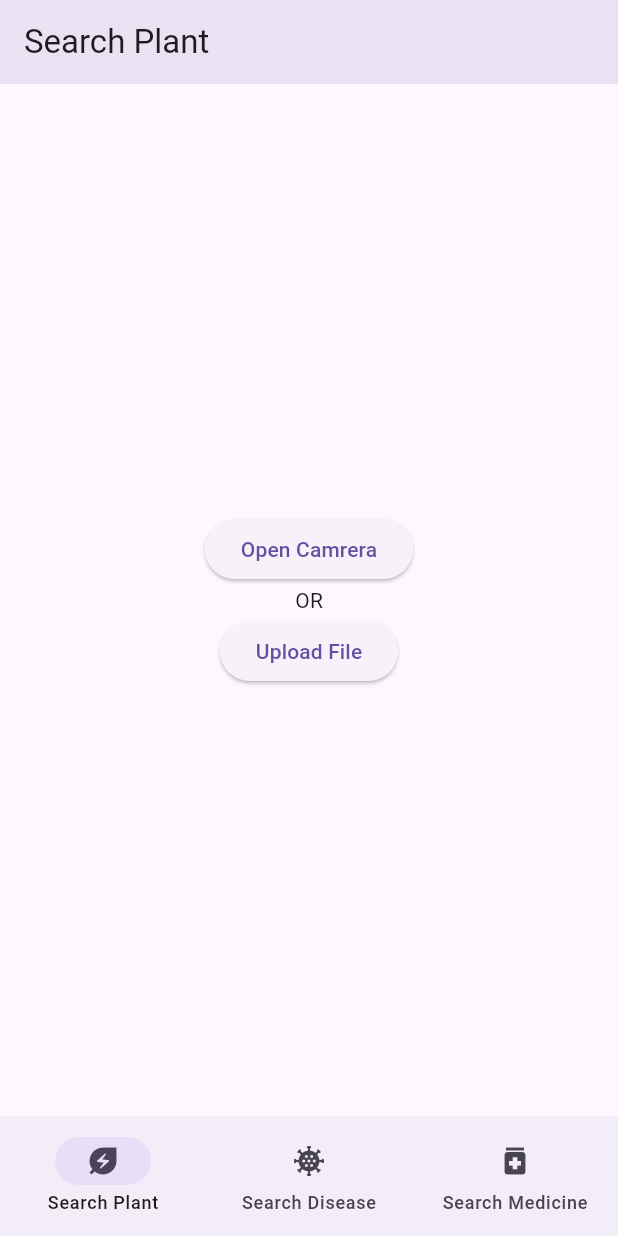
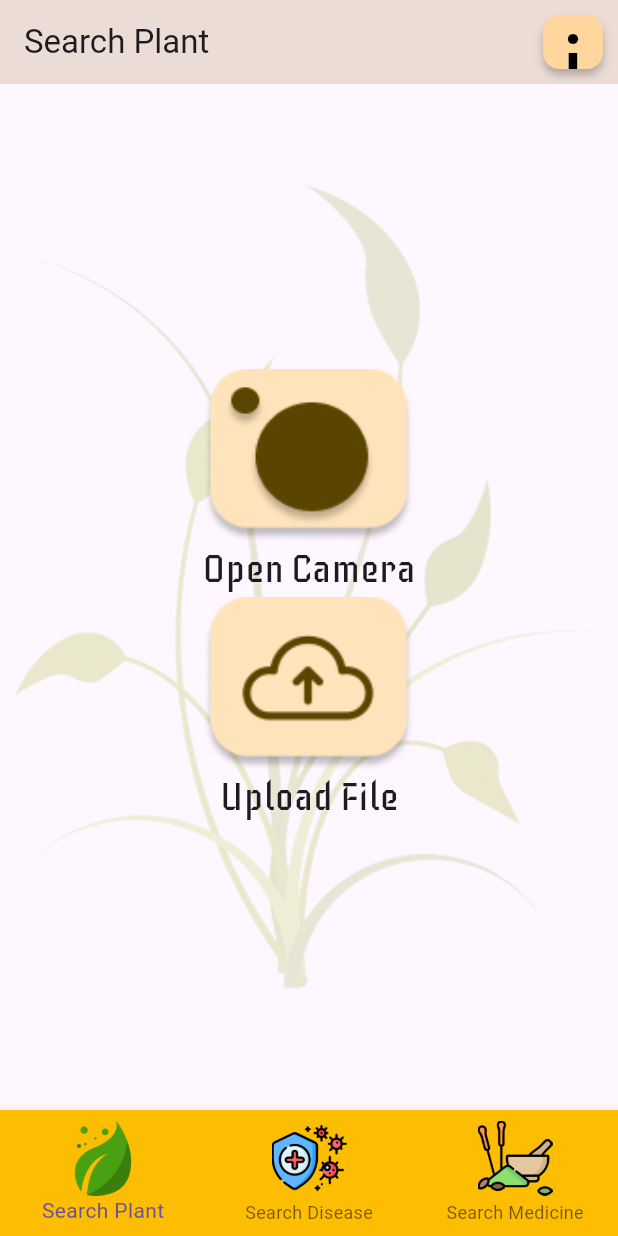
Before and after one commit to chaudharykapil/Arogya_app, a Flutter app: the screen it shows after launch, on a phone screen of 412 x 824 dp. Run offline on Flutter 3.47's test engine with Material 3 defaults, Android fonts, the phone set to English and light mode, and no system bars; our stand-ins replace animated_splash_screen, camera, file_picker, page_transition, permission_handler; Roboto replaces fonts that are missing (Hurricane).

Commit message:
re create ui

```diff
--- a/lib/main.dart
+++ b/lib/main.dart
@@ -1,3 +1,4 @@
+import 'package:ayu_care/screens/AboutScreen.dart';
 import 'package:ayu_care/screens/CameraScreen.dart';
 import 'package:ayu_care/screens/MainScreen.dart';
 import 'package:ayu_care/utils/CameraHandler.dart';
@@ -18,8 +19,11 @@ class MyApp extends StatelessWidget {
   @override
   Widget build(BuildContext context) {
     return MaterialApp(
+      theme: ThemeData(
+        primarySwatch: Colors.amber,
+      ),
       debugShowCheckedModeBanner: false,
-      theme:ThemeData(useMaterial3: true),
+
       // home: AnimatedSplashScreen(
       //   duration: 3000,
       //   splash: MySplash(),
@@ -29,7 +33,8 @@ class MyApp extends StatelessWidget {
       initialRoute: "/main",
       routes: {
         "/main":(context)=>MainScreen(),
-        "/camera":(context)=>CameraScreen(CameraHandler().getBackCamera())
+        "/camera":(context)=>CameraScreen(CameraHandler().getBackCamera()),
+        "/about":(context)=>AboutScreen()
       },
     );
   }
--- /dev/null
+++ b/lib/screens/InfoIcon.dart
@@ -0,0 +1,43 @@
+import 'package:flutter/material.dart';
+
+class InfoIcon extends StatelessWidget {
+const InfoIcon({ Key? key }) : super(key: key);
+
+  @override
+  Widget build(BuildContext context){
+    return InkWell(
+      onTap: (){
+        Navigator.pushNamed(context, "/about");
+      },
+      child:Container(
+        margin: EdgeInsets.all(10),
+      width: 40,
+      height: 40,
+      decoration: ShapeDecoration(
+        color: Color(0xFFFFD69D),
+        shape: RoundedRectangleBorder(
+          borderRadius: BorderRadius.circular(11),
+        ),
+        shadows: [
+          BoxShadow(
+            color: Color(0x3F000000),
+            blurRadius: 4,
+            offset: Offset(0, 4),
+            spreadRadius: 0,
+          )
+        ],
+      ),
+      child: Center(child: Text(
+        'i',
+        style: TextStyle(
+          color: Colors.black,
+          fontSize: 64,
+          fontFamily: 'Hurricane',
+          fontWeight: FontWeight.w400,
+          height: 0,
+        ),
+        ))
+      )
+    );
+  }
+}
--- a/lib/screens/MainScreen.dart
+++ b/lib/screens/MainScreen.dart
@@ -20,15 +20,17 @@ class MainScreenState extends State<MainScreen>{
   Widget build(BuildContext context) {
     // TODO: implement build
     return SafeArea(child: Scaffold(
-      bottomNavigationBar: NavigationBar(
-        destinations: [
+      bottomNavigationBar: BottomNavigationBar(
+        backgroundColor: Color.fromARGB(255, 253, 190, 1), // <-- This works for fixed
+
+        items: [
           //NavigationDestination(icon: Icon(Icons.home), label: "Home"),
-          NavigationDestination(icon: Icon(Icons.energy_savings_leaf), label: "Search Plant"),
-          NavigationDestination(icon: Icon(Icons.coronavirus), label: "Search Disease"),
-          NavigationDestination(icon: Icon(Icons.medication), label: "Search Medicine")
+          BottomNavigationBarItem(icon:  Image.asset("assets/icons/search_plant.png",height: 50,width: 50,), label: "Search Plant"),
+          BottomNavigationBarItem(icon: Image.asset("assets/icons/search disease.png",height: 50,width: 50,), label: "Search Disease"),
+          BottomNavigationBarItem(icon: Image.asset("assets/icons/search medicine.png",height: 50,width: 50,), label: "Search Medicine")
         ],
-        selectedIndex: curr_page,
-        onDestinationSelected: (c){setState(() {
+        currentIndex: curr_page,
+        onTap: (c){setState(() {
           curr_page = c;
         });},
       ),
--- a/lib/screens/PlantSearchScreen.dart
+++ b/lib/screens/PlantSearchScreen.dart
@@ -1,10 +1,11 @@
 import 'dart:io';
-import 'dart:typed_data';
+import 'package:ayu_care/Constants.dart';
+import 'package:ayu_care/screens/InfoIcon.dart';
 import 'package:camera/camera.dart';
 import 'package:file_picker/file_picker.dart';
 import 'package:flutter/material.dart';
-import 'package:tflite_flutter/tflite_flutter.dart' as tfl;
 import 'package:image/image.dart' as imageLib;
+import 'package:http/http.dart' as http;
 class PlantSearchScreen extends StatefulWidget{
   @override
   State<StatefulWidget> createState() {
@@ -14,6 +15,7 @@ class PlantSearchScreen extends StatefulWidget{
 }
 class _plant_search_state extends State<PlantSearchScreen>{
   late XFile? image;
+  String? image_res = "";
   _plant_search_state();
   @override
   void initState() {
@@ -21,56 +23,53 @@ class _plant_search_state extends State<PlantSearchScreen>{
     super.initState();
     image = null;
   }
-  // Image tensorBufferToImage(TensorBuffer buffer, int w, int h) {
-  //   List<int> floatList = buffer.getIntList();
-  //   Uint8List uint8list =
-  //   Uint8List.fromList(floatList.map((f) => f.toInt()).toList());
-  //
-  //   int channels = 3;
-  //   Image image = Image(w, h);
-  //   for (int y = 0; y < h; y++) {
-  //     for (int x = 0; x < w; x++) {
-  //       int r = uint8list[y * w * channels + x * channels];
-  //       int g = uint8list[y * w * channels + x * channels + 1];
-  //       int b = uint8list[y * w * channels + x * channels + 2];
-  //       image.setPixel(x, y, getColor(r, g, b));
-  //     }
-  //   }
-  //   return image;
-  // }
-  // Future<void> Predict() async{
-  //   final interpreter = await tfl.Interpreter.fromAsset('assets/model.tflite');
-  //   final image_inp = imageLib.decodeImage(File(image!.path).readAsBytesSync());
-  //   dynamic t = interpreter.getInputTensors();
-  //   Object output = new Object();
-  //   // interpreter.run(image_inp as Object, output);
-  //   print(t[0]);
-  //   return null;
-  // }
+
+  void Predict() async{
+    image_res = null;
+    setState(() {});
+    Uri url = Uri.parse(image_pred_uri);
+    http.MultipartRequest request = http.MultipartRequest("POST", url);
+    request.files.add(http.MultipartFile.fromBytes("image", File(image!.path).readAsBytesSync(),filename: image!.path));
+    //http.Response res = await http.post(url,body: {});
+    http.StreamedResponse stream  = await request.send();
+    http.Response res = await http.Response.fromStream(stream);
+    print(res.body);
+    image_res = res.body;
+    setState(() {});
+  }
 
   @override
   Widget build(BuildContext context) {
     // TODO: implement build
     return Scaffold(
-      appBar: AppBar(title: Text("Search Plant"),elevation: 10),
+      appBar: AppBar(title: Text("Search Plant"),elevation: 10,backgroundColor: Color.fromRGBO(255, 242, 222, 1),actions: <Widget>[InfoIcon()]),
       body: Container(
+        decoration: BoxDecoration(
+          image: DecorationImage(image: AssetImage("assets/icons/page_2bg.png"),opacity: 0.2)
+        ),
         height: double.maxFinite,
         width: double.maxFinite,
         child:image == null?
           Column(
             mainAxisAlignment: MainAxisAlignment.center,
             children: [
-              ElevatedButton(
-                child:Text("Open Camrera"),
-                onPressed: ()async{
+
+              InkWell(
+                child:SizedBox(
+                  child: Image.asset("assets/icons/camera.png",scale: 0.8,),
+                ),
+                onTap: ()async{
                   dynamic img = await Navigator.pushNamed(context, "/camera");
                   setState(() {image = img;});
                 },
               ),
-              Center(child: Text("OR"),),
-              ElevatedButton(
-                child: Text("Upload File"),
-                onPressed: ()async{
+
+              Center(child: Text("Open Camera",style: TextStyle(fontFamily: "Iceberg",fontSize: 25),),),
+
+              InkWell(
+                child:SizedBox(
+                  child: Image.asset("assets/icons/badaal.png",scale: 0.8,),
+                ),onTap: ()async{
                   FilePickerResult? res = await FilePicker.platform.pickFiles(type: FileType.image);
                   if(res != null){
                     setState(() {
@@ -83,16 +82,33 @@ class _plant_search_state extends State<PlantSearchScreen>{
                     });
                   }
                 },
-              )
+              ),
+              Center(child: Text("Upload File",style: TextStyle(fontFamily: "Iceberg",fontSize: 25)),)
             ],
           ):
           Container(
             child: Column(
               children: [
                 Center(
-                  child: Image.file(File(image!.path)),
+                  child: Container(
+                    height: 400,
+                    child: Image.file(File(image!.path)),
+                  )
                 ),
-                ElevatedButton(onPressed: (){}, child: Text("Predict"))
+                ElevatedButton(onPressed: (){Predict();}, child: Text("Predict")),
+                Container(
+                  margin: EdgeInsets.symmetric(vertical: 10),
+                  child: image_res == null?
+                  CircularProgressIndicator()
+                  : Text(
+                    "Result: " + image_res!,
+                    style: TextStyle(
+                      fontSize: 25,
+                      fontFamily: "Iceberg"
+                    ),
+
+                  ),
+                )
               ],
             ),
           ),
```
Also changed, not shown: lib/Constants.dart (+4 -3 lines), lib/screens/AboutScreen.dart (added, +36 -0 lines), lib/screens/DiseaseSearchScreen.dart (+30 -10 lines), lib/screens/MedicineSearchScreen.dart (+22 -10 lines), pubspec.yaml (+11 -7 lines), assets/fonts/Anton-Regular.ttf (added), assets/fonts/Iceberg-Regular.ttf (added), assets/icons/ana_button.png (added), assets/icons/badaal.png (added), assets/icons/camera.png (added), assets/icons/page_2bg.png (added), assets/icons/page_3_bg.jpg (added), assets/icons/page_4bg.png (added), assets/icons/search disease.png (added), 2 more files.
